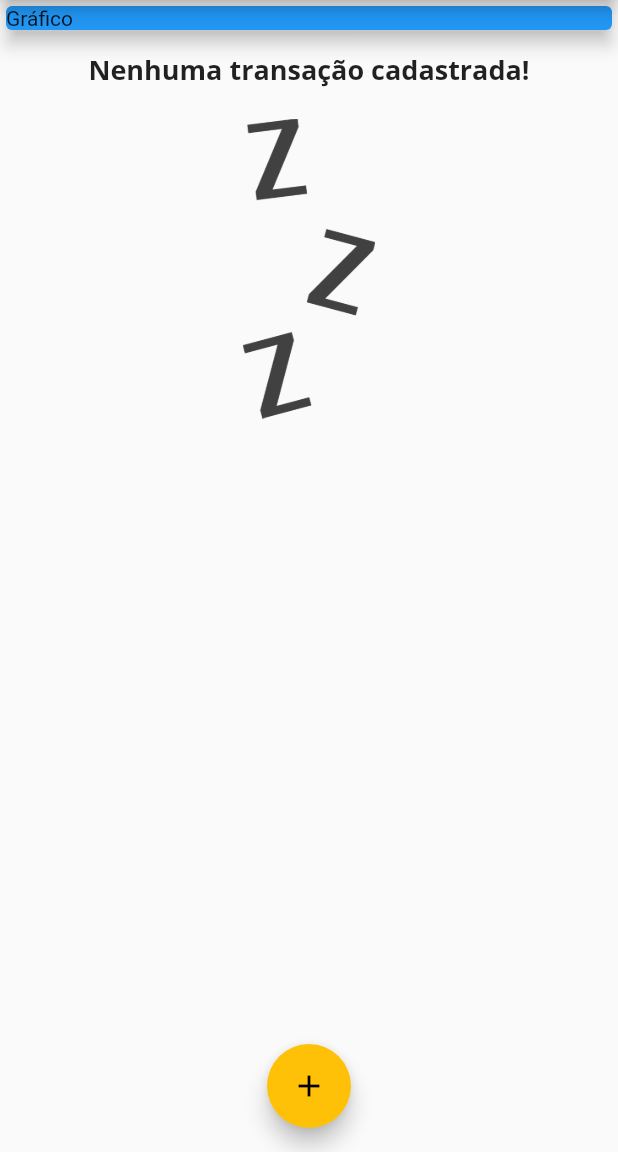
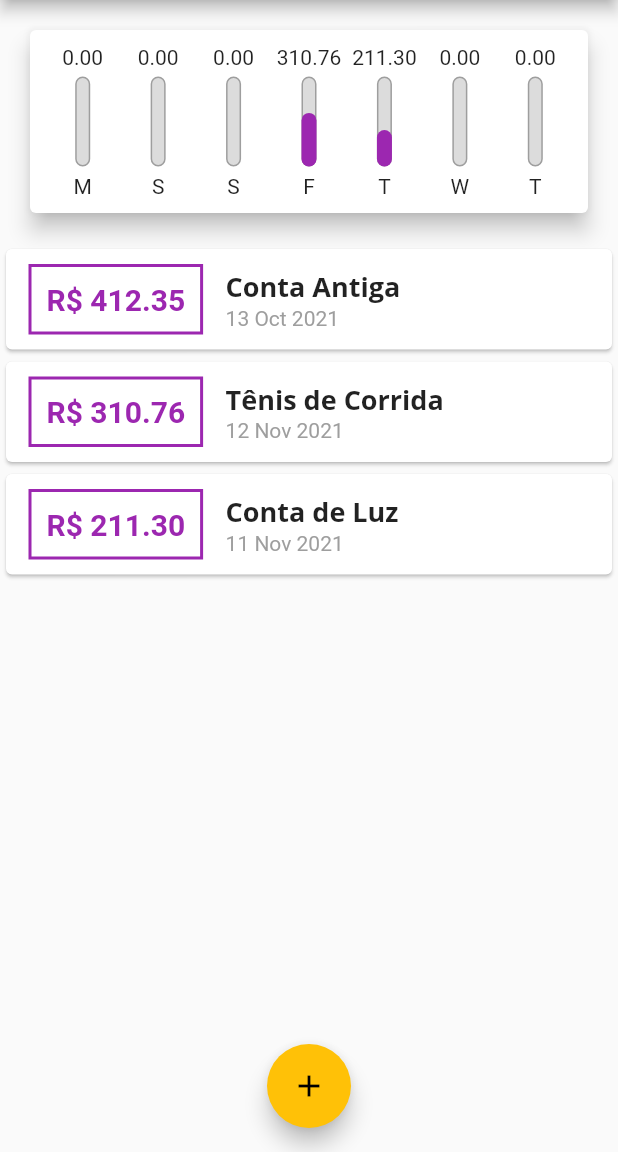
Before and after one commit to LRScudeletti/flutter-despesas, a Flutter app: the screen it shows after launch, on a phone screen of 412 x 824 dp, the part 84-1236 px from its top. Run offline on Flutter 3.47's test engine with Material 2 defaults, Android fonts, the phone set to English and light mode, and no system bars.

Commit message:
Ajustado layout do componente de Chart

```diff
--- a/lib/components/chart.dart
+++ b/lib/components/chart.dart
@@ -1,4 +1,5 @@
 import 'package:flutter/material.dart';
+import 'package:projeto_despesas/components/chart_bar.dart';
 import 'package:projeto_despesas/models/transaction.dart';
 import 'package:intl/intl.dart';
 
@@ -7,7 +8,7 @@ class Chart extends StatelessWidget {
 
   Chart(this.recentTransaction);
 
-  List<Map<String, Object>> get groupedTransaction {
+  List<Map<String, Object>> get groupedTransactions {
     return List.generate(7, (index) {
       final weekDay = DateTime.now().subtract(
         Duration(days: index),
@@ -25,13 +26,16 @@ class Chart extends StatelessWidget {
         }
       }
 
-      print(DateFormat.E().format(weekDay)[0]);
-      print(totalSum);
-
       return {
         'day': DateFormat.E().format(weekDay)[0],
-        'value': 9.99,
+        'value': totalSum,
       };
+    });
+  }
+
+  double get _weekTotalValue {
+    return groupedTransactions.fold(0.0, (sum, tr) {
+      return sum + (tr['value'] as double);
     });
   }
 
@@ -40,8 +44,21 @@ class Chart extends StatelessWidget {
     return Card(
       elevation: 6,
       margin: EdgeInsets.all(20),
-      child: Row(
-        children: <Widget>[],
+      child: Padding(
+        padding: const EdgeInsets.all(10),
+        child: Row(
+          mainAxisAlignment: MainAxisAlignment.spaceAround,
+          children: groupedTransactions.map((tr) {
+            return Flexible(
+              fit: FlexFit.tight,
+              child: ChartBar(
+                label: tr['day'].toString(),
+                value: tr['value'] as double,
+                percentage: (tr['value'] as double) / _weekTotalValue,
+              ),
+            );
+          }).toList(),
+        ),
       ),
     );
   }
--- /dev/null
+++ b/lib/components/chart_bar.dart
@@ -0,0 +1,53 @@
+import 'package:flutter/material.dart';
+
+class ChartBar extends StatelessWidget {
+  final String label;
+  final double value;
+  final double percentage;
+
+  ChartBar({
+    required this.label,
+    required this.value,
+    required this.percentage,
+  });
+
+  @override
+  Widget build(BuildContext context) {
+    return Column(
+      children: [
+        FittedBox(
+          child: Text(value.toStringAsFixed(2)),
+        ),
+        SizedBox(height: 5),
+        Container(
+          height: 60,
+          width: 10,
+          child: Stack(
+            alignment: Alignment.bottomCenter,
+            children: [
+              Container(
+                  decoration: BoxDecoration(
+                border: Border.all(
+                  color: Colors.grey,
+                  width: 1.0,
+                ),
+                color: Color.fromRGBO(220, 220, 220, 1),
+                borderRadius: BorderRadius.circular(5),
+              )),
+              FractionallySizedBox(
+                  heightFactor: percentage,
+                  child: Container(
+                    decoration: BoxDecoration(
+                      color: Theme.of(context).primaryColor,
+                      borderRadius: BorderRadius.circular(5),
+                    ),
+                  ))
+            ],
+          ),
+        ),
+        SizedBox(height: 5),
+        Text(label),
+      ],
+    );
+  }
+}
--- a/lib/main.dart
+++ b/lib/main.dart
@@ -1,8 +1,9 @@
 import 'dart:math';
 import 'package:flutter/material.dart';
+import 'package:projeto_despesas/components/chart.dart';
 import 'package:projeto_despesas/components/transaction_form.dart';
-import 'components/transaction_list.dart';
-import 'models/transaction.dart';
+import 'package:projeto_despesas/components/transaction_list.dart';
+import 'package:projeto_despesas/models/transaction.dart';
 
 main() => runApp(ExpensesApp());
 
@@ -39,19 +40,33 @@ class MyHomePage extends StatefulWidget {
 
 class _MyHomePageState extends State<MyHomePage> {
   final List<Transaction> _transactions = [
-    // Transaction(
-    //   id: 't1',
-    //   title: 'Tênis de Corrida',
-    //   value: 310.76,
-    //   date: DateTime.now(),
-    // ),
-    // Transaction(
-    //   id: 't2',
-    //   title: 'Conta de Luz',
-    //   value: 211.30,
-    //   date: DateTime.now(),
-    // ),
+    Transaction(
+      id: 't0',
+      title: 'Conta Antiga',
+      value: 412.35,
+      date: DateTime.now().subtract(Duration(days: 33)),
+    ),
+    Transaction(
+      id: 't1',
+      title: 'Tênis de Corrida',
+      value: 310.76,
+      date: DateTime.now().subtract(Duration(days: 3)),
+    ),
+    Transaction(
+      id: 't2',
+      title: 'Conta de Luz',
+      value: 211.30,
+      date: DateTime.now().subtract(Duration(days: 4)),
+    ),
   ];
+
+  List<Transaction> get _recenteTransactions {
+    return _transactions.where((tr) {
+      return tr.date.isAfter(DateTime.now().subtract(
+        Duration(days: 7),
+      ));
+    }).toList();
+  }
 
   _addTransaction(String title, double value) {
     final newTransaction = Transaction(
@@ -97,11 +112,7 @@ class _MyHomePageState extends State<MyHomePage> {
           children: <Widget>[
             Container(
               width: double.infinity,
-              child: Card(
-                color: Colors.blue,
-                child: Text('Gráfico'),
-                elevation: 5,
-              ),
+              child: Chart(_recenteTransactions),
             ),
             TransactionList(_transactions),
           ],
```
